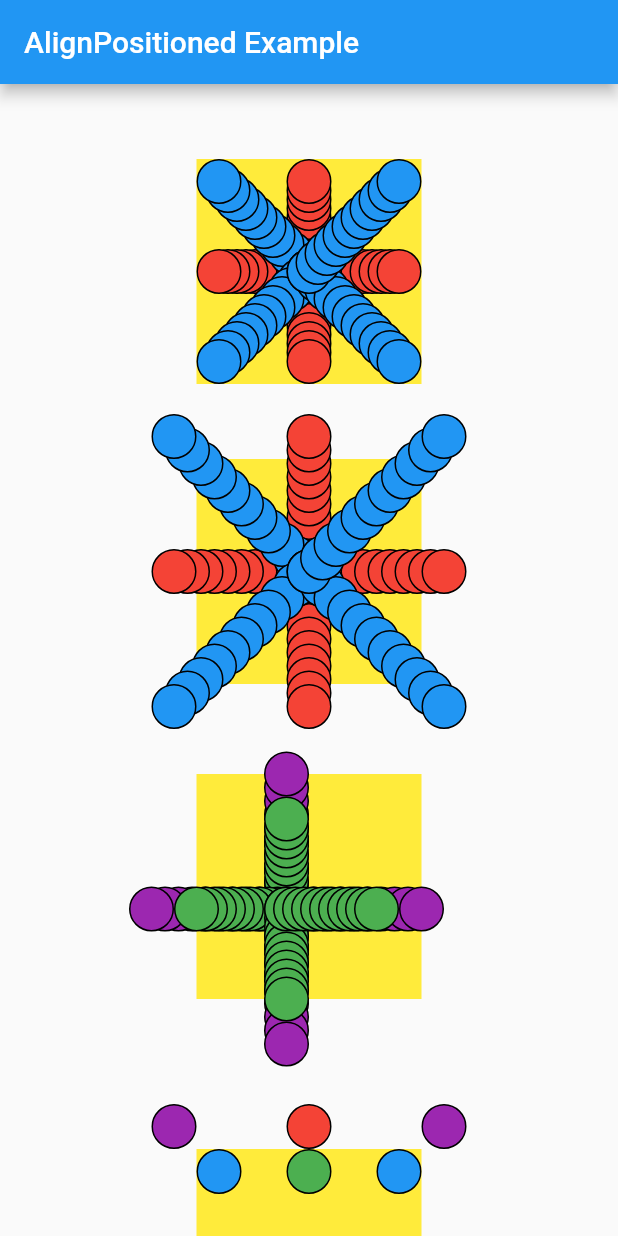
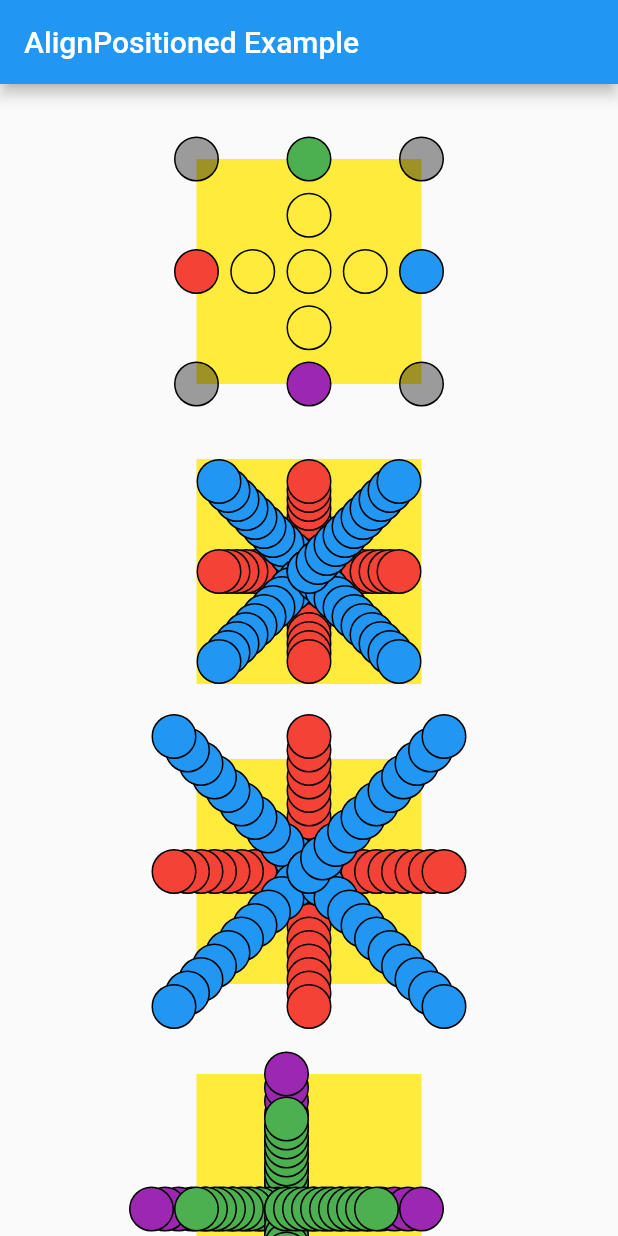
Before and after one commit to marcglasberg/align_positioned, a Flutter app: the screen it shows after launch, on a phone screen of 412 x 824 dp. Run offline on Flutter 3.47's test engine with Material 2 defaults, Android fonts, the phone set to English and light mode, and no system bars; missing offline and left inert: matrix4_transform.

```diff
--- a/example/lib/main.dart
+++ b/example/lib/main.dart
@@ -15,6 +15,84 @@ class Demo extends StatelessWidget {
         child: SingleChildScrollView(
           child: Column(
             children: <Widget>[
+              SizedBox(height: 50, width: double.infinity),
+              //
+              Container(
+                width: 150,
+                height: 150,
+                color: Colors.yellow,
+                child: Stack(
+                  children: [
+                    AlignPositioned(
+                      child: circle(Colors.yellow),
+                      alignment: Alignment(0, 0),
+                      touch: Touch.middle,
+                    ),
+                    AlignPositioned(
+                      child: circle(Colors.yellow),
+                      alignment: Alignment(0.5, 0),
+                      touch: Touch.middle,
+                    ),
+                    AlignPositioned(
+                      child: circle(Colors.yellow),
+                      alignment: Alignment(-0.5, 0),
+                      touch: Touch.middle,
+                    ),
+                    AlignPositioned(
+                      child: circle(Colors.yellow),
+                      alignment: Alignment(0, 0.5),
+                      touch: Touch.middle,
+                    ),
+                    AlignPositioned(
+                      child: circle(Colors.yellow),
+                      alignment: Alignment(0, -0.5),
+                      touch: Touch.middle,
+                    ),
+                    AlignPositioned(
+                      child: circle(Colors.red),
+                      alignment: Alignment(-1, 0),
+                      touch: Touch.middle,
+                    ),
+                    AlignPositioned(
+                      child: circle(Colors.blue),
+                      alignment: Alignment(1, 0),
+                      touch: Touch.middle,
+                    ),
+                    AlignPositioned(
+                      child: circle(Colors.green),
+                      alignment: Alignment(0, -1),
+                      touch: Touch.middle,
+                    ),
+                    AlignPositioned(
+                      child: circle(Colors.purple),
+                      alignment: Alignment(0, 1),
+                      touch: Touch.middle,
+                    ),
+                    AlignPositioned(
+                      child: circle(Colors.black38),
+                      alignment: Alignment(-1, -1),
+                      touch: Touch.middle,
+                    ),
+                    AlignPositioned(
+                      child: circle(Colors.black38),
+                      alignment: Alignment(1, 1),
+                      touch: Touch.middle,
+                    ),
+                    AlignPositioned(
+                      child: circle(Colors.black38),
+                      alignment: Alignment(1, -1),
+                      touch: Touch.middle,
+                    ),
+                    AlignPositioned(
+                      child: circle(Colors.black38),
+                      alignment: Alignment(-1, 1),
+                      touch: Touch.middle,
+                    )
+
+                  ],
+                ),
+              ),
+              //
               SizedBox(height: 50, width: double.infinity),
               //
               Container(
--- a/lib/src/align_positioned.dart
+++ b/lib/src/align_positioned.dart
@@ -6,7 +6,7 @@ import 'package:matrix4_transform/matrix4_transform.dart';
 
 // /////////////////////////////////////////////////////////////////////////////////////////////////
 
-enum Touch { inside, outside }
+enum Touch { inside, outside, middle }
 
 enum Wins { min, max }
 
@@ -94,6 +94,7 @@ class AlignPositioned extends SingleChildRenderObjectWidget {
     this.wins = Wins.min,
     this.touch = Touch.inside,
   })  : assert(alignment != null),
+        assert(touch != null),
         super(key: key, child: child);
 
   /// Use this if you put an [AlignPositioned] inside of a [Stack].
@@ -826,8 +827,12 @@ class _RenderAlignPositionedBox extends RenderShiftedBox {
       childParentData.offset = //
           alignment.alongOffset(containerSize + childSize) - childSize;
     //
+    else if (_touch == Touch.middle)
+      childParentData.offset = //
+          alignment.alongOffset(containerSize) - childSize / 2;
+    //
     else
-      throw AssertionError();
+      throw AssertionError(_touch);
 
     // 2) Adds dx and dy.
     childParentData.offset += Offset(dx, dy);
--- a/pubspec.yaml
+++ b/pubspec.yaml
@@ -1,7 +1,7 @@
 name: align_positioned
 description: When your desired layout or animation is too complex for Columns and Rows, this widget is a life saver. It lets you declaratively position/size its child in complex ways.
 
-version: 1.2.8
+version: 1.2.9
 author: Marcelo Glasberg <marcglasberg@gmail.com>
 homepage: https://github.com/marcglasberg/align_positioned
 
```
Also changed, not shown: 1 other file.
